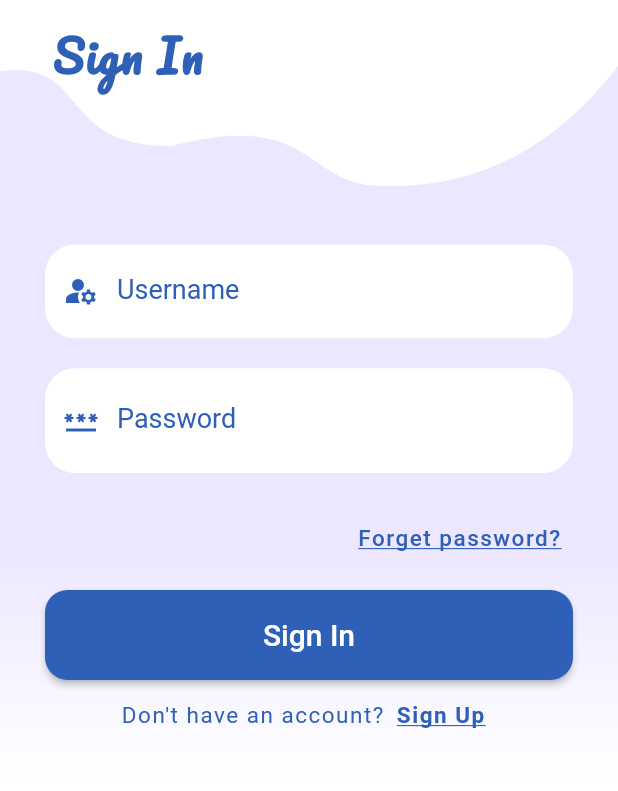
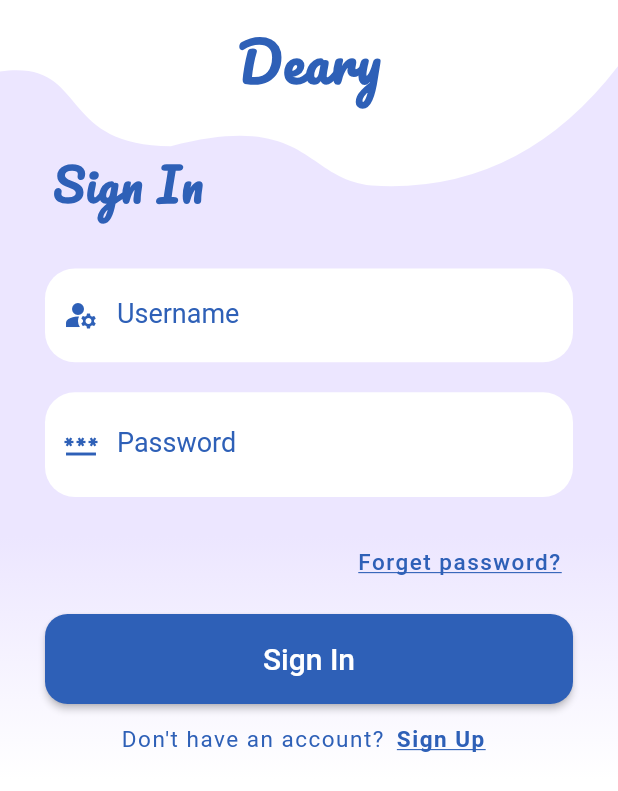
Before and after one commit to the-impossible/DiaryApp, a Flutter app: the screen it shows after launch, on a phone screen of 412 x 824 dp. Shown: the top 791 px of the screen. Run offline on Flutter 3.47's test engine with Material 2 defaults, Android fonts, the light colour scheme and no system bars; our stand-ins replace animated_splash_screen, flutter_spinkit, flutter_svg, fluttertoast, get, image_picker and 2 more; accounts and stored records are empty; Roboto replaces fonts that are missing (SFPBold, SFPReg).

Commit message:
:recycle: making modification

```diff
--- a/lib/controllers/delete_note_controller.dart
+++ b/lib/controllers/delete_note_controller.dart
@@ -1,6 +1,4 @@
-import 'dart:io';
 import 'package:diary/controllers/notes_controller.dart';
-import 'package:diary/controllers/profile_controller.dart';
 import 'package:diary/routes/routes.dart';
 import 'package:diary/utils/endpoints.dart';
 import 'package:diary/utils/loading.dart';
--- a/lib/controllers/detail_note_controller.dart
+++ b/lib/controllers/detail_note_controller.dart
@@ -1,4 +1,3 @@
-import 'package:diary/models/all_notes.dart';
 import 'package:diary/models/detail_note.dart';
 import 'package:diary/routes/routes.dart';
 import 'package:diary/utils/endpoints.dart';
--- a/lib/controllers/profile_controller.dart
+++ b/lib/controllers/profile_controller.dart
@@ -4,7 +4,6 @@ import 'package:diary/utils/endpoints.dart';
 import 'package:diary/utils/loading.dart';
 import 'package:diary/utils/preferences.dart';
 import 'package:diary/utils/custom_snackBar.dart';
-import 'package:diary/views/home.dart';
 import 'package:flutter/material.dart';
 import 'package:get/get.dart';
 import 'package:http/http.dart' as http;
--- a/lib/controllers/registration_controller.dart
+++ b/lib/controllers/registration_controller.dart
@@ -3,9 +3,7 @@ import 'package:diary/views/sign_in.dart';
 import 'package:diary/utils/endpoints.dart';
 import 'package:diary/utils/custom_snackBar.dart';
 import 'package:flutter/material.dart';
-import 'package:flutter_svg/flutter_svg.dart';
 import 'package:get/get.dart';
-import 'package:shared_preferences/shared_preferences.dart';
 import 'package:http/http.dart' as http;
 
 class RegistrationController extends GetxController {
--- a/lib/models/detail_note.dart
+++ b/lib/models/detail_note.dart
@@ -1,5 +1,4 @@
 import 'dart:convert';
-import 'dart:typed_data';
 
 class DetailNote {
   DetailNote({
--- a/lib/routes/routes.dart
+++ b/lib/routes/routes.dart
@@ -42,7 +42,7 @@ final getPages = [
   ),
   GetPage(
     name: Routes.takeNote,
-    page: () => TakeNote(),
+    page: () => const TakeNote(),
   ),
   GetPage(
     name: Routes.allNotes,
@@ -58,7 +58,7 @@ final getPages = [
   ),
   GetPage(
     name: Routes.editProfile,
-    page: () => EditProfile(),
+    page: () => const EditProfile(),
   ),
   GetPage(
     name: Routes.changePassword,
--- a/lib/utils/custom_snackBar.dart
+++ b/lib/utils/custom_snackBar.dart
@@ -59,7 +59,7 @@ class CustomSnackBar extends StatelessWidget {
             height: 48,
             width: 40,
             color: isSuccess
-                ? Color.fromARGB(255, 9, 134, 61)
+                ? const Color.fromARGB(255, 9, 134, 61)
                 : const Color.fromARGB(255, 167, 26, 26),
           ),
         ),
--- a/lib/views/change_password.dart
+++ b/lib/views/change_password.dart
@@ -109,7 +109,7 @@ class _ChangePasswordState extends State<ChangePassword> {
                                 height: 60,
                                 child: ElevatedButton(
                                   style: ElevatedButton.styleFrom(
-                                    primary: primaryColor,
+                                    backgroundColor: primaryColor,
                                     shape: RoundedRectangleBorder(
                                       borderRadius: BorderRadius.circular(15),
                                     ),
--- a/lib/views/editProfile.dart
+++ b/lib/views/editProfile.dart
@@ -1,7 +1,6 @@
 import 'dart:io';
 import 'package:diary/controllers/edit_profile_controller%20.dart';
 import 'package:diary/controllers/profile_controller.dart';
-import 'package:diary/controllers/registration_controller.dart';
 import 'package:diary/routes/routes.dart';
 import 'package:diary/services/signup_form.dart';
 import 'package:diary/utils/custom_snackBar.dart';
@@ -13,7 +12,7 @@ import 'package:get/get.dart';
 import 'package:image_picker/image_picker.dart';
 
 class EditProfile extends StatefulWidget {
-  EditProfile({super.key});
+  const EditProfile({super.key});
 
   @override
   State<EditProfile> createState() => _EditProfileState();
@@ -211,7 +210,7 @@ class _EditProfileState extends State<EditProfile> {
                                 height: 60,
                                 child: ElevatedButton(
                                   style: ElevatedButton.styleFrom(
-                                    primary: primaryColor,
+                                    backgroundColor: primaryColor,
                                     shape: RoundedRectangleBorder(
                                       borderRadius: BorderRadius.circular(15),
                                     ),
--- a/lib/views/sign_in.dart
+++ b/lib/views/sign_in.dart
@@ -1,7 +1,6 @@
 import 'dart:ui' as ui;
 import 'package:diary/routes/routes.dart';
 import 'package:flutter/material.dart';
-import 'package:flutter_svg/flutter_svg.dart';
 import 'package:diary/services/constants.dart';
 import 'package:diary/services/signup_form.dart';
 import 'package:diary/controllers/login_controller.dart';
@@ -54,10 +53,25 @@ class _SignInState extends State<SignIn> {
                   Column(
                     crossAxisAlignment: CrossAxisAlignment.start,
                     children: [
+                      const Center(
+                        child: Padding(
+                          padding: EdgeInsets.only(top: 10.0),
+                          child: Text(
+                            'Deary',
+                            style: TextStyle(
+                              color: primaryColor,
+                              fontWeight: FontWeight.bold,
+                              letterSpacing: 1.0,
+                              fontSize: 35,
+                              fontFamily: 'Pacifico-Regular',
+                            ),
+                          ),
+                        ),
+                      ),
                       const Padding(
                         padding: EdgeInsets.only(
                           left: 35,
-                          top: 10,
+                          top: 25,
                         ),
                         child: Text(
                           'Sign In',
@@ -71,7 +85,7 @@ class _SignInState extends State<SignIn> {
                         ),
                       ),
                       const SizedBox(
-                        height: 100,
+                        height: 30,
                       ),
                       Form(
                         key: _formKey,
@@ -127,7 +141,7 @@ class _SignInState extends State<SignIn> {
                                 height: 60,
                                 child: ElevatedButton(
                                   style: ElevatedButton.styleFrom(
-                                    primary: primaryColor,
+                                    backgroundColor: primaryColor,
                                     shape: RoundedRectangleBorder(
                                       borderRadius: BorderRadius.circular(15),
                                     ),
--- a/lib/views/splash_screen.dart
+++ b/lib/views/splash_screen.dart
@@ -1,4 +1,3 @@
-import 'package:diary/views/sign_up.dart';
 import 'package:diary/views/sign_in.dart';
 import 'package:flutter/material.dart';
 import 'package:animated_splash_screen/animated_splash_screen.dart';
--- a/lib/views/take_note.dart
+++ b/lib/views/take_note.dart
@@ -11,7 +11,7 @@ import 'package:diary/utils/custom_snackBar.dart';
 import 'package:image_picker/image_picker.dart';
 
 class TakeNote extends StatefulWidget {
-  TakeNote({super.key});
+  const TakeNote({super.key});
 
   @override
   State<TakeNote> createState() => _TakeNoteState();
@@ -170,8 +170,8 @@ class _TakeNoteState extends State<TakeNote> {
                         ),
                         child: Column(
                           children: [
-                            Row(
-                              children: const [
+                            const Row(
+                              children: [
                                 Text(
                                   'Current mood?',
                                   style: TextStyle(
```
Also changed, not shown: lib/views/all_notes.dart (+5 -6 lines), lib/views/edit_note.dart (+4 -5 lines), lib/views/home.dart (+3 -4 lines), lib/views/sign_up.dart (+18 -5 lines), pubspec.lock, 8 other files.
